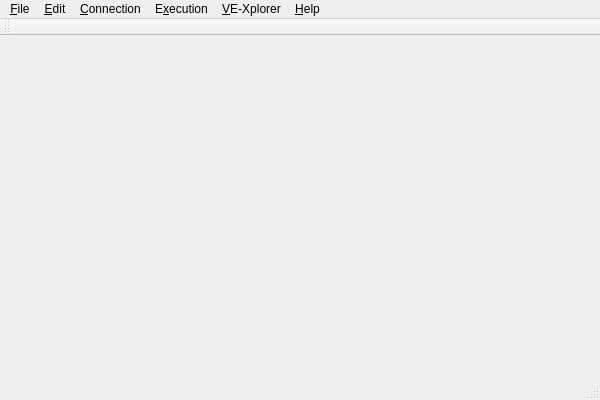
This is src/ves/conductor/qt/MainWindow.ui in multitudinous/ve-suite as Qt 5 draws it before an edit. The edited form follows.
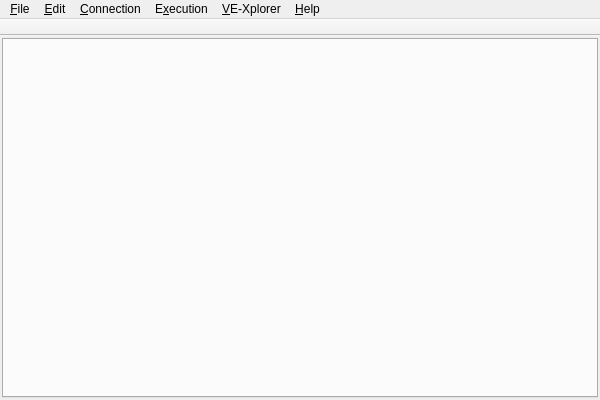
This is the edited form. Icons and pictures are not drawn.

Commit message: Switched from mdi interface to statically-sized tabbed interface.

```diff
--- a/src/ves/conductor/qt/MainWindow.ui
+++ b/src/ves/conductor/qt/MainWindow.ui
@@ -20,20 +20,26 @@
    </size>
   </property>
   <widget class="QWidget" name="centralWidget">
-   <layout class="QVBoxLayout" name="verticalLayout">
+   <layout class="QHBoxLayout" name="horizontalLayout">
     <property name="margin">
-     <number>1</number>
+     <number>2</number>
     </property>
     <item>
-     <widget class="QMdiArea" name="mdiArea">
-      <property name="background">
-       <brush brushstyle="SolidPattern">
-        <color alpha="0">
-         <red>109</red>
-         <green>108</green>
-         <blue>107</blue>
-        </color>
-       </brush>
+     <widget class="QTabWidget" name="tabWidget">
+      <property name="tabPosition">
+       <enum>QTabWidget::North</enum>
+      </property>
+      <property name="tabShape">
+       <enum>QTabWidget::Rounded</enum>
+      </property>
+      <property name="currentIndex">
+       <number>-1</number>
+      </property>
+      <property name="tabsClosable">
+       <bool>true</bool>
+      </property>
+      <property name="movable">
+       <bool>true</bool>
       </property>
      </widget>
     </item>
@@ -96,6 +102,12 @@
    <addaction name="menu_Help"/>
   </widget>
   <widget class="QToolBar" name="mainToolBar">
+   <property name="movable">
+    <bool>false</bool>
+   </property>
+   <property name="floatable">
+    <bool>false</bool>
+   </property>
    <attribute name="toolBarArea">
     <enum>TopToolBarArea</enum>
    </attribute>
@@ -103,7 +115,6 @@
     <bool>false</bool>
    </attribute>
   </widget>
-  <widget class="QStatusBar" name="statusBar"/>
   <action name="action_New">
    <property name="icon">
     <iconset resource="propertyBrowser/icons.qrc">
```
Left out of the diff: 5 changed lines with no effect on the pictures. The commit also changes 3 other files.
